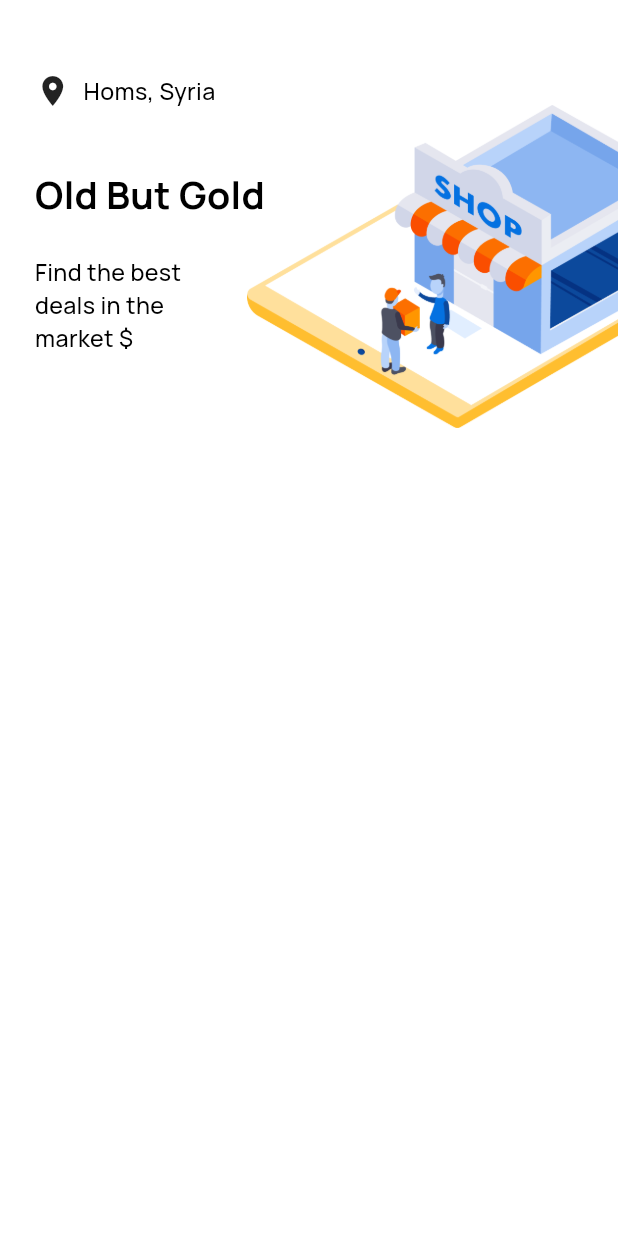
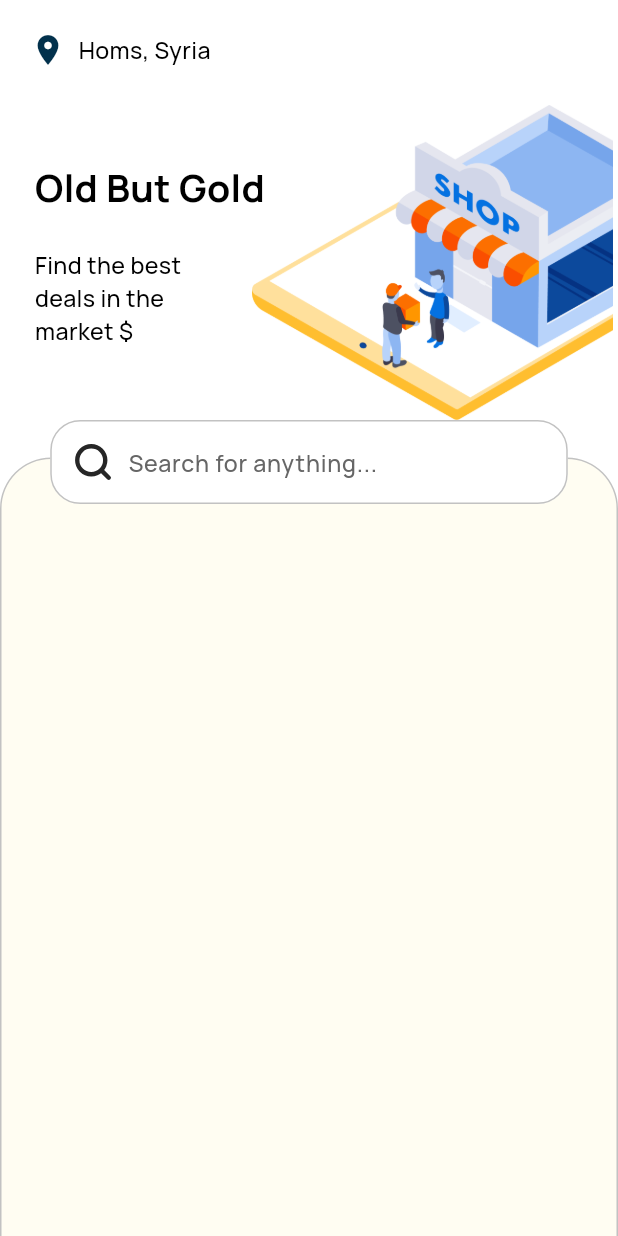
Before and after one commit to moayyad24/old_but_gold, a Flutter app: the HomeScreen screen opened by its route, on a phone screen of 412 x 824 dp. Run offline on Flutter 3.47's test engine with Material 3 defaults, Android fonts, the phone set to English and light mode, and no system bars; our stand-ins replace dartz, device_preview, dio, flutter_bloc, flutter_screenutil, flutter_svg and 2 more; missing offline and left inert: adoptive_calendar, slang; accounts and stored records are empty; generated files the repository leaves out were written again.

Commit message:
search field implemented and custom scroll view added

```diff
--- a/lib/features/home/ui/home_screen.dart
+++ b/lib/features/home/ui/home_screen.dart
@@ -1,7 +1,9 @@
 import 'package:flutter/material.dart';
 import 'package:flutter_screenutil/flutter_screenutil.dart';
+import 'package:flutter_svg/svg.dart';
+import 'package:old_but_gold/core/theme/app_colors.dart';
 import 'package:old_but_gold/core/theme/app_text_styles.dart';
-import 'package:old_but_gold/core/theme/ui_parameters.dart';
+import 'package:old_but_gold/features/home/ui/widgets/home_top_section.dart';
 
 class HomeScreen extends StatelessWidget {
   const HomeScreen({super.key});
@@ -9,37 +11,72 @@ class HomeScreen extends StatelessWidget {
   @override
   Widget build(BuildContext context) {
     return Scaffold(
-      body: Stack(
-        children: [
-          Padding(
-            padding: const EdgeInsets.only(top: 70),
-            child: Align(
-              alignment: AlignmentDirectional.topEnd,
-              child: Image.asset('assets/images/home_shop.png', width: 0.6.sw),
-            ),
-          ),
-          Align(
-            alignment: AlignmentDirectional.centerStart,
-            child: Padding(
-              padding: UiParameters.dPadding,
-              child: Column(
-                crossAxisAlignment: CrossAxisAlignment.start,
+      body: CustomScrollView(
+        slivers: [
+          HomeSliverAppBar(),
+          SliverList(
+            delegate: SliverChildBuilderDelegate(
+              childCount: 1,
+              (context, index) => Stack(
+                clipBehavior: Clip.none,
+                alignment: Alignment.center,
                 children: [
-                  Row(
-                    children: [
-                      Icon(Icons.location_on),
-                      8.horizontalSpace,
-                      Text('Homs, Syria', style: AppTextStyles.medium16),
-                    ],
+                  Container(
+                    decoration: BoxDecoration(
+                      color: AppColors.whiteFFFDF2,
+                      borderRadius: const BorderRadius.vertical(
+                        top: Radius.circular(34),
+                      ),
+                      border: Border.all(color: AppColors.greyC2C2C2),
+                    ),
+                    margin: EdgeInsets.only(top: 25),
+                    padding: EdgeInsets.only(left: 24, right: 24).r,
+                    child: SizedBox(width: double.infinity, height: 1000),
                   ),
-                  40.verticalSpace,
-                  Text('Old But Gold', style: AppTextStyles.bold26),
-                  24.verticalSpace,
-                  SizedBox(
-                    width: 114.w,
-                    child: Text(
-                      'Find the best deals in the market \$',
-                      style: AppTextStyles.medium16,
+                  Positioned(
+                    top: 0,
+                    width: 345,
+                    child: TextField(
+                      decoration: InputDecoration(
+                        prefixIcon: Padding(
+                          padding: const EdgeInsetsDirectional.only(
+                            start: 14,
+                            top: 10,
+                            bottom: 10,
+                            end: 5,
+                          ),
+                          child: SvgPicture.asset(
+                            'assets/icons/search_icon.svg',
+                          ),
+                        ),
+                        isDense: true,
+                        hintText: 'Search for anything...',
+                        hintStyle: TextStyle(
+                          color: AppColors.darkGrey666666,
+                          fontSize: 16.sp,
+                        ),
+                        fillColor: AppColors.whiteFFFFFF,
+                        enabledBorder: OutlineInputBorder(
+                          borderRadius: BorderRadius.circular(20),
+                          borderSide: const BorderSide(
+                            color: AppColors.greyC2C2C2,
+                          ),
+                        ),
+                        border: OutlineInputBorder(
+                          borderRadius: BorderRadius.circular(20),
+                          borderSide: const BorderSide(
+                            color: AppColors.greyC2C2C2,
+                            width: 1.5,
+                          ),
+                        ),
+                        focusedBorder: OutlineInputBorder(
+                          borderRadius: BorderRadius.circular(20),
+                          borderSide: const BorderSide(
+                            color: AppColors.blue2E8DFA,
+                            width: 1.5,
+                          ),
+                        ),
+                      ),
                     ),
                   ),
                 ],
@@ -51,3 +88,26 @@ class HomeScreen extends StatelessWidget {
     );
   }
 }
+
+class HomeSliverAppBar extends StatelessWidget {
+  const HomeSliverAppBar({super.key});
+
+  @override
+  Widget build(BuildContext context) {
+    return SliverAppBar(
+      expandedHeight: 280,
+      flexibleSpace: FlexibleSpaceBar(background: HomeTopSection()),
+      leading: Padding(
+        padding: const EdgeInsetsDirectional.only(start: 20.0, top: 10),
+        child: Row(
+          children: [
+            Icon(Icons.location_on),
+            8.horizontalSpace,
+            Text('Homs, Syria', style: AppTextStyles.medium16),
+          ],
+        ),
+      ),
+      leadingWidth: 200,
+    );
+  }
+}
--- /dev/null
+++ b/lib/features/home/ui/widgets/home_top_section.dart
@@ -0,0 +1,44 @@
+import 'package:flutter/material.dart';
+import 'package:flutter_screenutil/flutter_screenutil.dart';
+import 'package:old_but_gold/core/theme/app_text_styles.dart';
+import 'package:old_but_gold/core/theme/ui_parameters.dart';
+
+class HomeTopSection extends StatelessWidget {
+  const HomeTopSection({super.key});
+
+  @override
+  Widget build(BuildContext context) {
+    return Stack(
+      children: [
+        Padding(
+          padding: const EdgeInsets.only(top: 70),
+          child: Align(
+            alignment: AlignmentDirectional.topEnd,
+            child: Image.asset('assets/images/home_shop.png', width: 0.6.sw),
+          ),
+        ),
+        Align(
+          alignment: AlignmentDirectional.centerStart,
+          child: Padding(
+            padding: UiParameters.dPadding,
+            child: Column(
+              crossAxisAlignment: CrossAxisAlignment.start,
+              children: [
+                60.verticalSpace,
+                Text('Old But Gold', style: AppTextStyles.bold26),
+                24.verticalSpace,
+                SizedBox(
+                  width: 114.w,
+                  child: Text(
+                    'Find the best deals in the market \$',
+                    style: AppTextStyles.medium16,
+                  ),
+                ),
+              ],
+            ),
+          ),
+        ),
+      ],
+    );
+  }
+}
```
